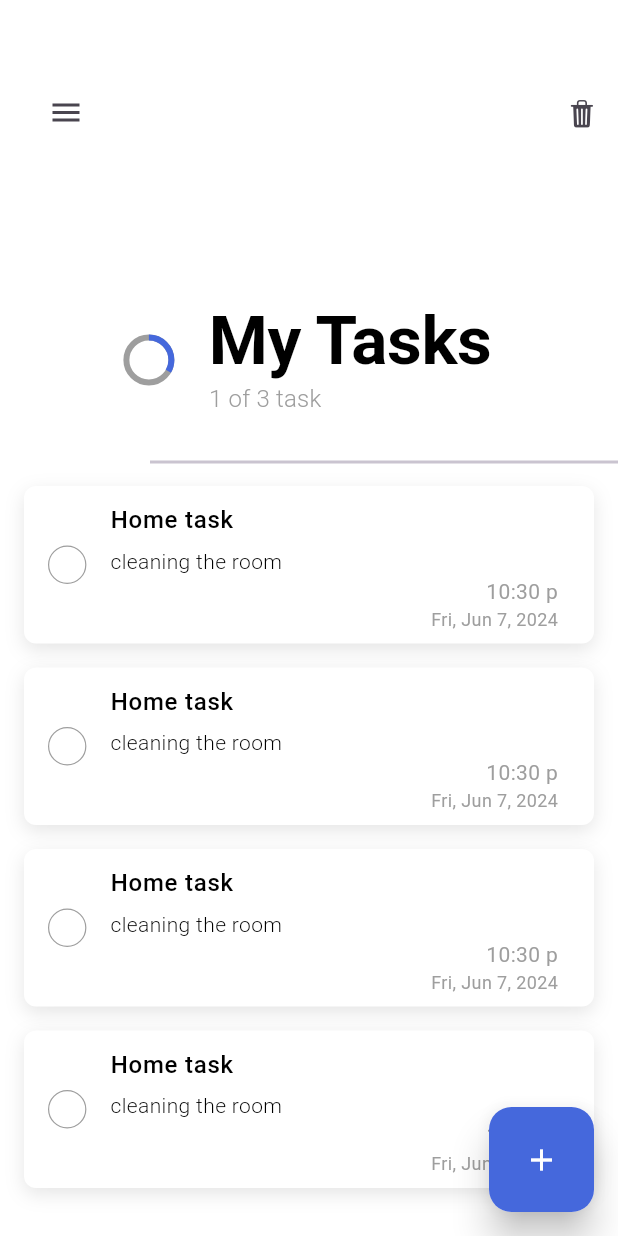
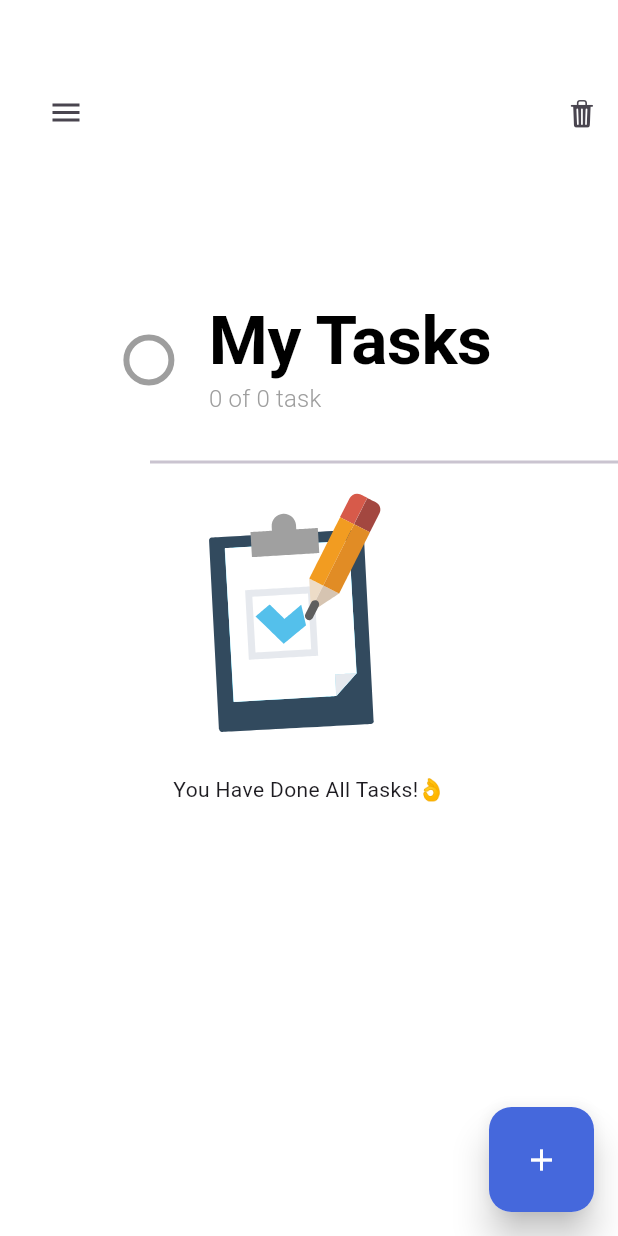
Before and after one commit to jinheng0301/To-do-app-2, a Flutter app: the screen it shows after launch, on a phone screen of 412 x 824 dp. Run offline on Flutter 3.47's test engine with Material 3 defaults, Android fonts, the light colour scheme and no system bars; drawn by our look-alikes of flutter_slider_drawer; our stand-ins replace animate_do, flutter_datetime_picker_plus, hive, hive_flutter, lottie; missing offline and left inert: ftoast, panara_dialogs; accounts and stored records are empty.

Commit message:
done the app development, doing testing and understanding.

```diff
--- a/todooo/lib/utils/constants.dart
+++ b/todooo/lib/utils/constants.dart
@@ -1,6 +1,7 @@
 import 'package:flutter/material.dart';
 import 'package:ftoast/ftoast.dart';
 import 'package:panara_dialogs/panara_dialogs.dart';
+import 'package:todooo/main.dart';
 import 'package:todooo/utils/app_string.dart';
 
 /// lottie asset address
@@ -59,7 +60,7 @@ dynamic deleteAlltask(BuildContext context) {
     },
     onTapConfirm: () {
       // clear all box data using this command later on
-      // BaseWidget.of(context).dataStore.box.clear();
+      BaseWidget.of(context).dataStore.box.clear();
       Navigator.pop(context);
     },
     panaraDialogType: PanaraDialogType.error,
--- a/todooo/lib/view/screens/home_view.dart
+++ b/todooo/lib/view/screens/home_view.dart
@@ -1,7 +1,9 @@
 import 'package:animate_do/animate_do.dart';
 import 'package:flutter/material.dart';
 import 'package:flutter_slider_drawer/flutter_slider_drawer.dart';
+import 'package:hive/hive.dart';
 import 'package:todooo/extensions/space_exs.dart';
+import 'package:todooo/main.dart';
 import 'package:todooo/models/task.dart';
 import 'package:todooo/utils/app_colors.dart';
 import 'package:todooo/utils/app_string.dart';
@@ -20,12 +22,40 @@ class HomeView extends StatefulWidget {
 }
 
 class _HomeViewState extends State<HomeView> {
-  final List<int> testing = [1, 2, 3, 4];
   final GlobalKey<SliderDrawerState> drawerKey = GlobalKey<SliderDrawerState>();
+
+  // check value of circle indicator
+  dynamic valueOfIndicator(List<Task> task) {
+    if (task.isNotEmpty) {
+      return task.length;
+    } else {
+      return 3;
+    }
+  }
+
+  // check done tasks
+  int checkDoneTask(List<Task> tasks) {
+    int i = 0;
+    for (Task doneTask in tasks) {
+      if (doneTask.isCompleted) {
+        i++;
+      }
+    }
+    return i;
+  }
 
   @override
   Widget build(BuildContext context) {
     TextTheme theme = Theme.of(context).textTheme;
+    final base = BaseWidget.of(context);
+
+    return ValueListenableBuilder(
+      valueListenable: base.dataStore.listenToTask(),
+      builder: (context, Box<Task> box, Widget? child) {
+        var tasks = box.values.toList();
+
+        // for sorting list by date
+        tasks.sort((a, b) => a.createdAtDate.compareTo(b.createdAtDate));
 
         return Scaffold(
           backgroundColor: Colors.white,
@@ -45,15 +75,17 @@ class _HomeViewState extends State<HomeView> {
             ),
 
             // Main body
-        child: _buildHomeBody(theme),
+            child: _buildHomeBody(theme, base, tasks),
           ),
 
           // FAB
           floatingActionButton: FAB(),
         );
+      },
+    );
   }
 
-  SizedBox _buildHomeBody(TextTheme theme) {
+  SizedBox _buildHomeBody(TextTheme theme, BaseWidget base, List<Task> tasks) {
     return SizedBox(
       width: double.infinity,
       height: double.infinity,
@@ -68,11 +100,11 @@ class _HomeViewState extends State<HomeView> {
               mainAxisAlignment: MainAxisAlignment.center,
               children: [
                 // Progress indicator
-                const SizedBox(
+                SizedBox(
                   width: 30,
                   height: 30,
                   child: CircularProgressIndicator(
-                    value: 1 / 3,
+                    value: checkDoneTask(tasks) / valueOfIndicator(tasks),
                     backgroundColor: Colors.grey,
                     valueColor: AlwaysStoppedAnimation(
                       AppColors.primaryColor,
@@ -90,7 +122,7 @@ class _HomeViewState extends State<HomeView> {
                     ),
                     3.h,
                     Text(
-                      '1 of 3 task',
+                      '${checkDoneTask(tasks)} of ${tasks.length} task',
                       style: theme.titleMedium,
                     ),
                   ],
@@ -113,14 +145,18 @@ class _HomeViewState extends State<HomeView> {
             child: SizedBox(
               height: 745,
               width: double.infinity,
-              child: testing.isNotEmpty
+              child: tasks.isNotEmpty
                   ? ListView.builder(
-                      itemCount: testing.length,
+                      itemCount: tasks.length,
                       itemBuilder: (context, index) {
+                        // get single task for showing in the list
+                        var task = tasks[index];
+
                         return Dismissible(
                           direction: DismissDirection.horizontal,
                           onDismissed: (direction) {
                             // remove current task from DB
+                            base.dataStore.deleteTask(task: task);
                           },
                           background: Row(
                             mainAxisAlignment: MainAxisAlignment.center,
@@ -138,19 +174,8 @@ class _HomeViewState extends State<HomeView> {
                               ),
                             ],
                           ),
-                          key: Key(
-                            index.toString(),
-                          ),
-                          child: TaskWidget(
-                            task: Task(
-                              id: '1',
-                              title: 'Home task',
-                              subtitle: 'cleaning the room',
-                              createdAtTime: DateTime.now(),
-                              createdAtDate: DateTime.now(),
-                              isCompleted: false,
-                            ),
-                          ),
+                          key: Key(task.id),
+                          child: TaskWidget(task: task),
                         );
                       },
                     )
@@ -163,7 +188,7 @@ class _HomeViewState extends State<HomeView> {
                             height: 200,
                             child: Lottie.asset(
                               lottieURL,
-                              animate: testing.isNotEmpty ? false : true,
+                              animate: tasks.isNotEmpty ? false : true,
                             ),
                           ),
                         ),
```
Also changed, not shown: todooo/lib/main.dart (+7 -0 lines), todooo/lib/view/components/home_app_bar.dart (+9 -1 lines), todooo/lib/view/screens/task_view.dart (+46 -9 lines), todooo/lib/view/widgets/task_widget.dart (+14 -1 lines). Lines whose indentation alone changed are shown as unchanged.
